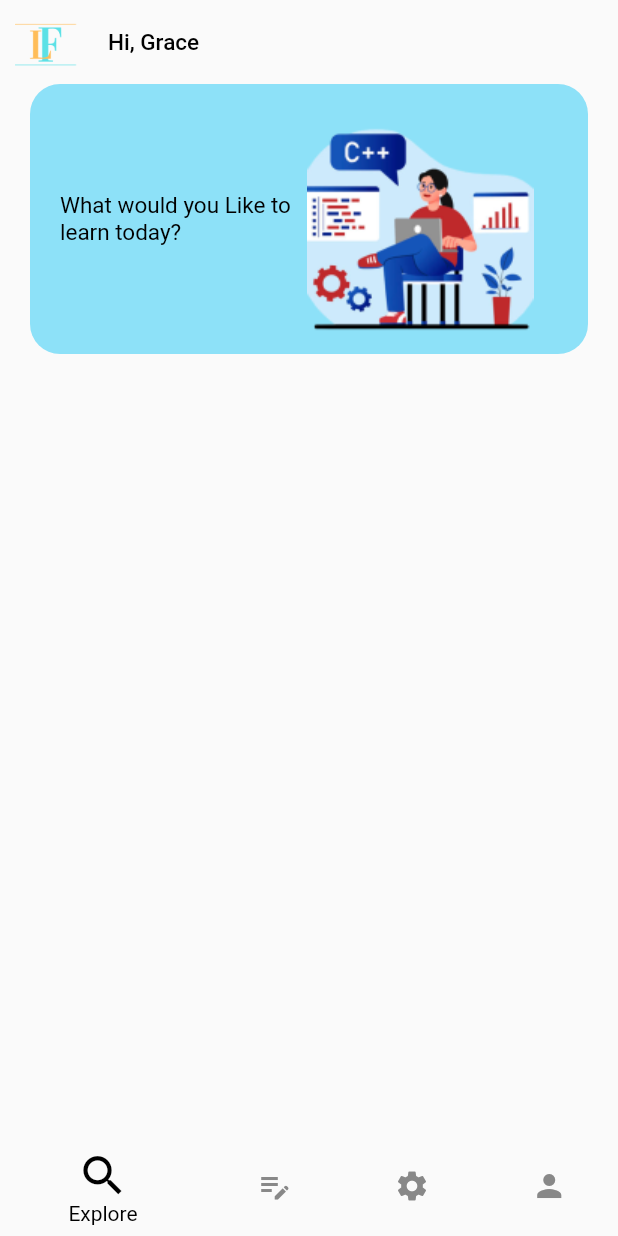
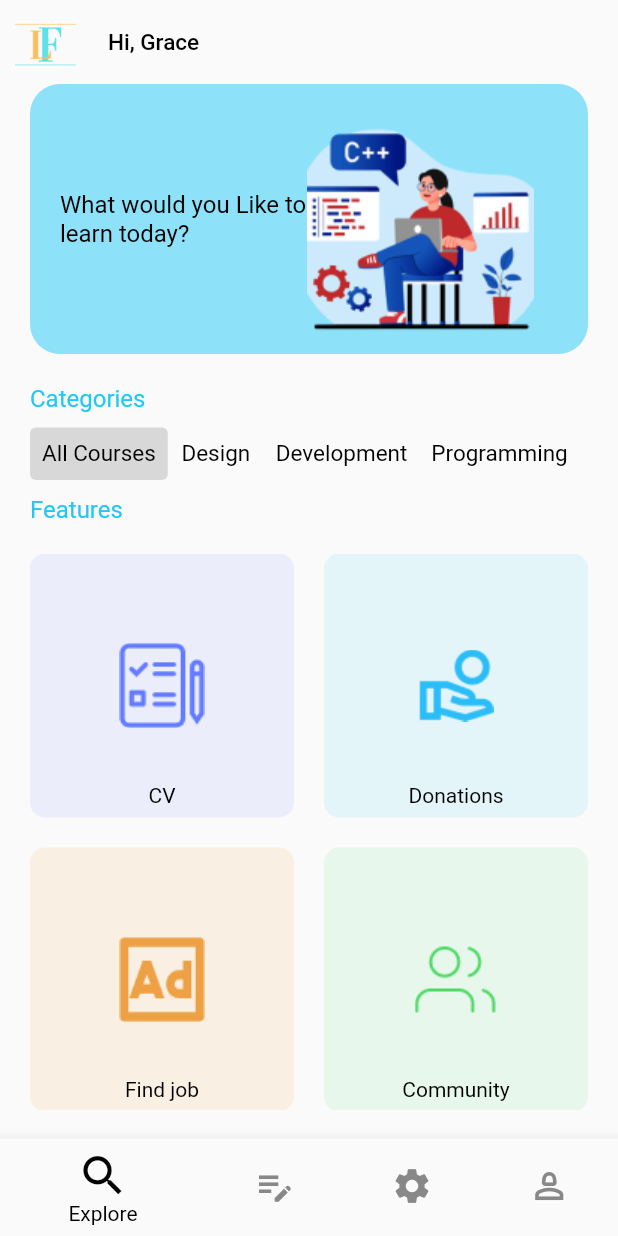
Before and after one commit to guavacoderepo/LearnFille, a Flutter app: the screen it shows after launch, on a phone screen of 412 x 824 dp. Run offline on Flutter 3.47's test engine with Material 2 defaults, Android fonts, the light colour scheme and no system bars.

Commit message:
update with landing page

```diff
--- a/lib/constants/colors.dart
+++ b/lib/constants/colors.dart
@@ -11,3 +11,10 @@ Color textGrey = Colors.black.withOpacity(0.5);
 const Color inputGrey = Color.fromARGB(255, 232, 237, 243);
 const Color activeBlue = Color(0xff21C8F6);
 const Color iconGrey = Color(0xff888888);
+const Color greyColor = Color(0xff8F8E94);
+
+// lading page icons
+Color cvcolor = Color(0xff637BFF).withOpacity(0.1);
+Color donationcolor = Color(0xff21C8F6).withOpacity(0.1);
+Color jobcolor = Color(0xffF19A1A).withOpacity(0.1);
+Color communitycolor = Color(0xff4CD964).withOpacity(0.1);
--- a/lib/constants/images.dart
+++ b/lib/constants/images.dart
@@ -11,5 +11,12 @@ String googleImg = "assets/images/Google.png";
 
 // dashboard page image
 String dashboardimg = "assets/infographics/dashbordimg.png";
+String cvimg = "assets/images/cv.png";
+String jobimg = "assets/images/job.png";
+String donationimg = "assets/images/donation.png";
+String communityimg = "assets/images/community.png";
+String dolapo = "assets/images/dolapo.png";
+
+
 
 //
--- a/lib/main.dart
+++ b/lib/main.dart
@@ -1,10 +1,12 @@
 import 'package:flutter/material.dart';
 import 'package:learnfille/screens/dashboard.dart';
+import 'package:learnfille/screens/landing.dart';
+import 'package:learnfille/screens/profile.dart';
 
 void main() => runApp(
       MaterialApp(
         debugShowCheckedModeBanner: false,
         theme: ThemeData(fontFamily: "roboto"),
-        home: Dashboard(),
+        home: LandingPage()
       ),
     );
--- a/lib/screens/dashboard.dart
+++ b/lib/screens/dashboard.dart
@@ -3,7 +3,6 @@ import 'package:learnfille/constants/colors.dart';
 import 'package:learnfille/constants/padding.dart';
 import 'package:learnfille/utils/appbars.dart';
 import 'package:learnfille/utils/text.dart';
-import 'package:marquee/marquee.dart';
 import '../constants/images.dart';
 import '../constants/spacer.dart';
 
@@ -51,7 +50,7 @@ class _DashboardState extends State<Dashboard> {
                         SizedBox(
                           width: MediaQuery.of(context).size.width * 0.4,
                           child:
-                              font4("What would you Like to learn today?", 15),
+                              font4("What would you Like to learn today?", 16),
                         ),
 // top image
 
@@ -63,6 +62,51 @@ class _DashboardState extends State<Dashboard> {
                   ),
 
                   vertSpacer(20),
+// other section
+                  font4("Categories", 16, color: activeBlue),
+                  vertSpacer(10),
+
+                  SizedBox(
+                    height: 35,
+                    child: ListView(
+                      shrinkWrap: true,
+                      physics: const ScrollPhysics(),
+                      scrollDirection: Axis.horizontal,
+                      children: [
+                        TextButton(
+                            style: TextButton.styleFrom(
+                                backgroundColor: iconGrey.withOpacity(0.3)),
+                            onPressed: () {},
+                            child: font4("All Courses", 15)),
+                        TextButton(
+                            onPressed: () {}, child: font4("Design", 15)),
+                        TextButton(
+                            onPressed: () {}, child: font4("Development", 15)),
+                        TextButton(
+                            onPressed: () {}, child: font4("Programming", 15))
+                      ],
+                    ),
+                  ),
+
+                  vertSpacer(10),
+// other section
+                  font4("Features", 16, color: activeBlue),
+                  vertSpacer(20),
+
+                  SizedBox(
+                    height: MediaQuery.of(context).size.height * 0.45,
+                    child: GridView.count(
+                      crossAxisCount: 2,
+                      crossAxisSpacing: 20,
+                      mainAxisSpacing: 20,
+                      children: [
+                        gridCard(cvimg, "CV", cvcolor),
+                        gridCard(donationimg, "Donations", donationcolor),
+                        gridCard(jobimg, "Find job", jobcolor),
+                        gridCard(communityimg, "Community", communitycolor)
+                      ],
+                    ),
+                  ),
 
 // ************************************
 // add content here
@@ -72,19 +116,25 @@ class _DashboardState extends State<Dashboard> {
           )
         ],
       ),
-      bottomNavigationBar: BottomNavigationBar(
-          elevation: 0,
-          unselectedItemColor: iconGrey,
-          selectedItemColor: darkColor,
-          selectedIconTheme: IconThemeData(size: 35),
-          items: const [
-            BottomNavigationBarItem(icon: Icon(Icons.search), label: "Explore"),
-            BottomNavigationBarItem(
-                icon: Icon(Icons.edit_note_outlined), label: "Learn"),
-            BottomNavigationBarItem(
-                icon: Icon(Icons.settings), label: "Setings"),
-            BottomNavigationBarItem(icon: Icon(Icons.person), label: "Profile")
-          ]),
     );
   }
+
+  Widget gridCard(String img, String title, Color color) => InkWell(
+        onTap: () => {},
+        child: Container(
+          height: MediaQuery.of(context).size.height * 0.2,
+          padding: const EdgeInsets.only(bottom: 7),
+          decoration: BoxDecoration(
+            color: color,
+            borderRadius: BorderRadius.circular(10),
+            image: DecorationImage(
+              image: AssetImage(img),
+            ),
+          ),
+          child: Align(
+            alignment: Alignment.bottomCenter,
+            child: font4(title, 14),
+          ),
+        ),
+      );
 }
--- /dev/null
+++ b/lib/screens/landing.dart
@@ -0,0 +1,53 @@
+import 'package:flutter/material.dart';
+import 'package:learnfille/screens/dashboard.dart';
+import 'package:learnfille/screens/profile.dart';
+import '../constants/colors.dart';
+
+class LandingPage extends StatefulWidget {
+  const LandingPage({super.key});
+
+  @override
+  State<LandingPage> createState() => _LandingPageState();
+}
+
+class _LandingPageState extends State<LandingPage> {
+  Widget dashboard = Dashboard();
+  Widget learn = Dashboard();
+  Widget setting = Dashboard();
+  Widget profile = ProfilePage();
+
+  int _currentIndex = 0;
+
+  List<Widget>? pages;
+  @override
+  void initState() {
+    pages = [dashboard, learn, setting, profile];
+    super.initState();
+  }
+
+  @override
+  Widget build(BuildContext context) {
+    return Scaffold(
+      body: IndexedStack(
+        index: _currentIndex,
+        children: pages!,
+      ),
+      bottomNavigationBar: BottomNavigationBar(
+        currentIndex: _currentIndex,
+        unselectedItemColor: iconGrey,
+        selectedItemColor: darkColor,
+        unselectedIconTheme: const IconThemeData(size: 28),
+        selectedIconTheme: const IconThemeData(size: 35),
+        items: const [
+          BottomNavigationBarItem(icon: Icon(Icons.search), label: "Explore"),
+          BottomNavigationBarItem(
+              icon: Icon(Icons.edit_note_outlined), label: "Learn"),
+          BottomNavigationBarItem(icon: Icon(Icons.settings), label: "Setings"),
+          BottomNavigationBarItem(
+              icon: Icon(Icons.person_2_outlined), label: "Profile")
+        ],
+        onTap: (value) => setState(() => _currentIndex = value),
+      ),
+    );
+  }
+}
```
Also changed, not shown: lib/screens/profile.dart (added, +136 -0 lines), lib/utils/appbars.dart (+11 -0 lines), pubspec.yaml (+2 -5 lines).
